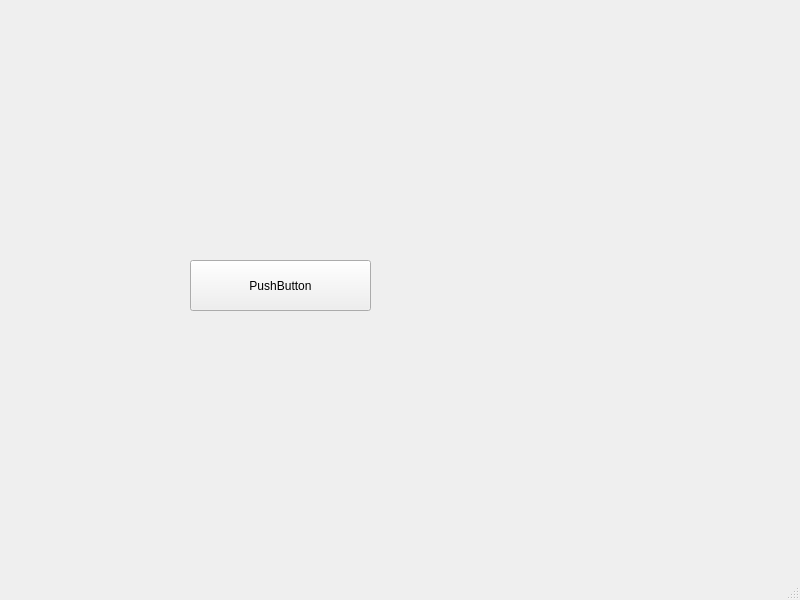
This is tooltip/mainwindow.ui in xzkqdy/QtExec as Qt 5 draws it before an edit. The edited form follows.
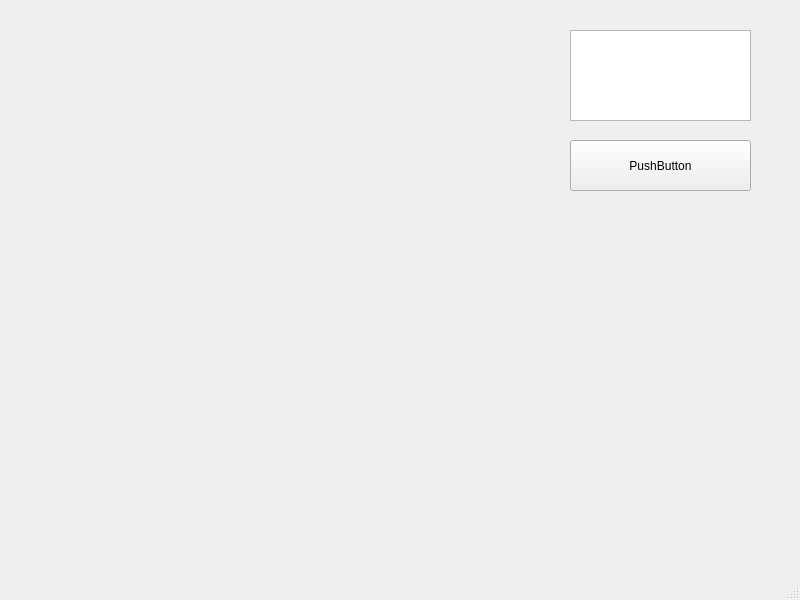
This is the edited form.

The edit to the form file:
```diff
--- a/tooltip/mainwindow.ui
+++ b/tooltip/mainwindow.ui
@@ -17,8 +17,8 @@
    <widget class="QPushButton" name="pushButton">
     <property name="geometry">
      <rect>
-      <x>190</x>
-      <y>260</y>
+      <x>570</x>
+      <y>140</y>
       <width>181</width>
       <height>51</height>
      </rect>
@@ -27,6 +27,16 @@
      <string>PushButton</string>
     </property>
    </widget>
+   <widget class="QTextEdit" name="textEdit">
+    <property name="geometry">
+     <rect>
+      <x>570</x>
+      <y>30</y>
+      <width>181</width>
+      <height>91</height>
+     </rect>
+    </property>
+   </widget>
   </widget>
   <widget class="QMenuBar" name="menubar">
    <property name="geometry">
```
